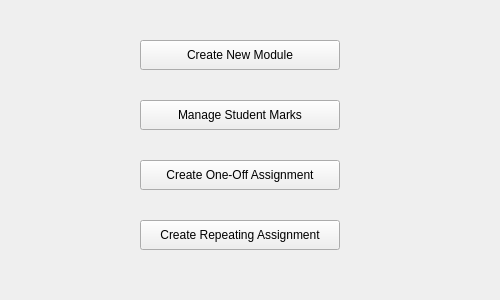
Before: the Qt Designer form src/ui/handin_lecturer_main_window.ui in healyp/handin, drawn with Qt 5.
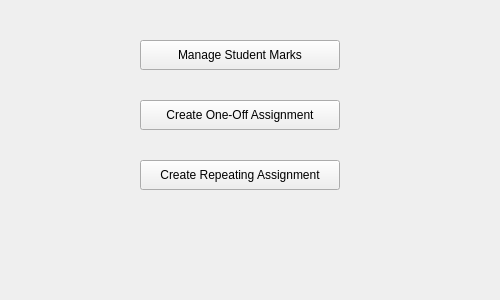
After: the same form once the commit is applied.

Commit message: removed create module functionality from h4l.py

The edit to the form file:
```diff
--- a/src/ui/handin_lecturer_main_window.ui
+++ b/src/ui/handin_lecturer_main_window.ui
@@ -36,7 +36,7 @@
      </rect>
     </property>
     <property name="text">
-     <string>Create New Module</string>
+     <string>Manage Student Marks</string>
     </property>
    </widget>
    <widget class="QPushButton" name="pushButton_2">
@@ -49,7 +49,7 @@
      </rect>
     </property>
     <property name="text">
-     <string>Manage Student Marks</string>
+     <string>Create One-Off Assignment</string>
     </property>
    </widget>
    <widget class="QPushButton" name="pushButton_3">
@@ -57,19 +57,6 @@
      <rect>
       <x>140</x>
       <y>160</y>
-      <width>200</width>
-      <height>30</height>
-     </rect>
-    </property>
-    <property name="text">
-     <string>Create One-Off Assignment</string>
-    </property>
-   </widget>
-   <widget class="QPushButton" name="pushButton_4">
-    <property name="geometry">
-     <rect>
-      <x>140</x>
-      <y>220</y>
       <width>200</width>
       <height>30</height>
      </rect>
```
The commit also changes 7 other files.
